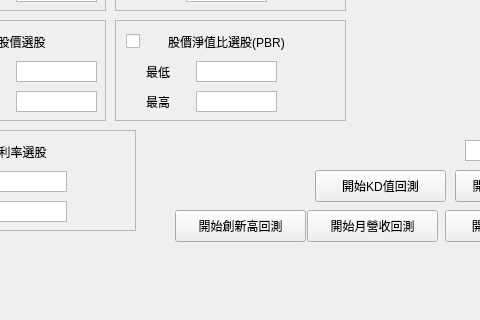
Qt form UI_backtest.ui (bjioljlo/StockHistory) before a commit; both pictures show x 105 to 585 and y 280 to 600 of the 800 by 600 pixel window.
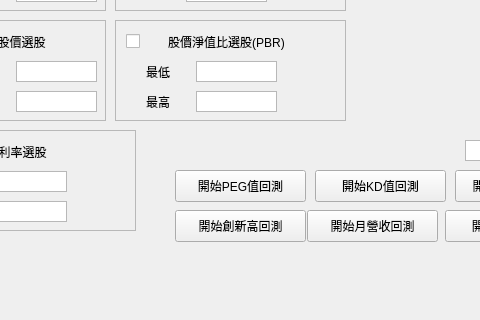
The same form after that commit.

Commit message: 回測方法優化，新增PEG值回測功能

```diff
--- a/UI_backtest.ui
+++ b/UI_backtest.ui
@@ -1200,6 +1200,19 @@
      <string>開始KD值回測</string>
     </property>
    </widget>
+   <widget class="QPushButton" name="button_backtest_6">
+    <property name="geometry">
+     <rect>
+      <x>280</x>
+      <y>450</y>
+      <width>131</width>
+      <height>32</height>
+     </rect>
+    </property>
+    <property name="text">
+     <string>開始PEG值回測</string>
+    </property>
+   </widget>
   </widget>
   <widget class="QMenuBar" name="menubar">
    <property name="geometry">
```
The commit also changes 4 other files.
